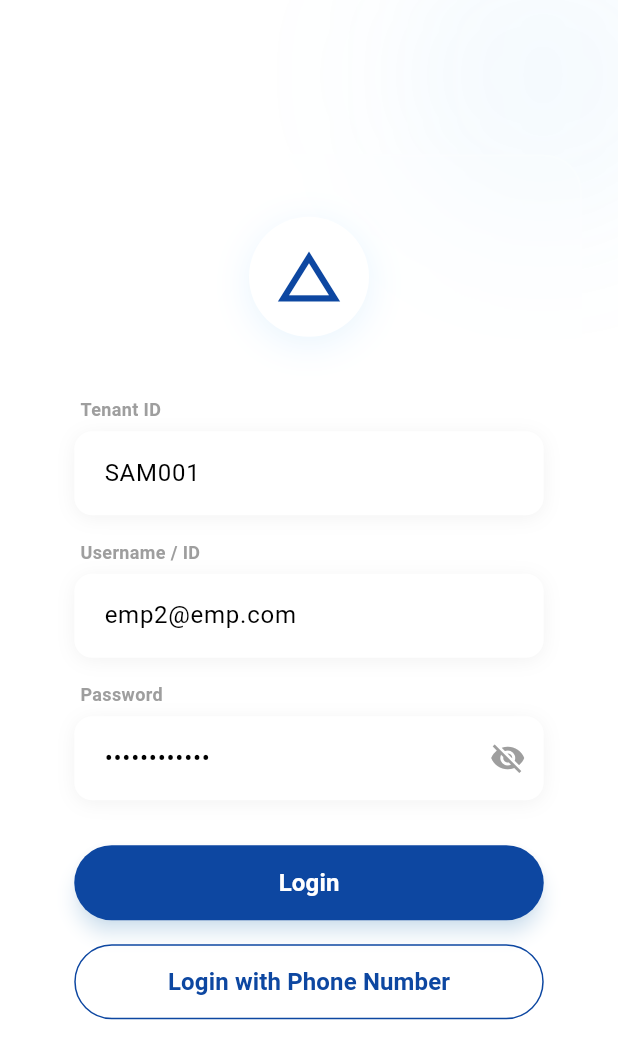
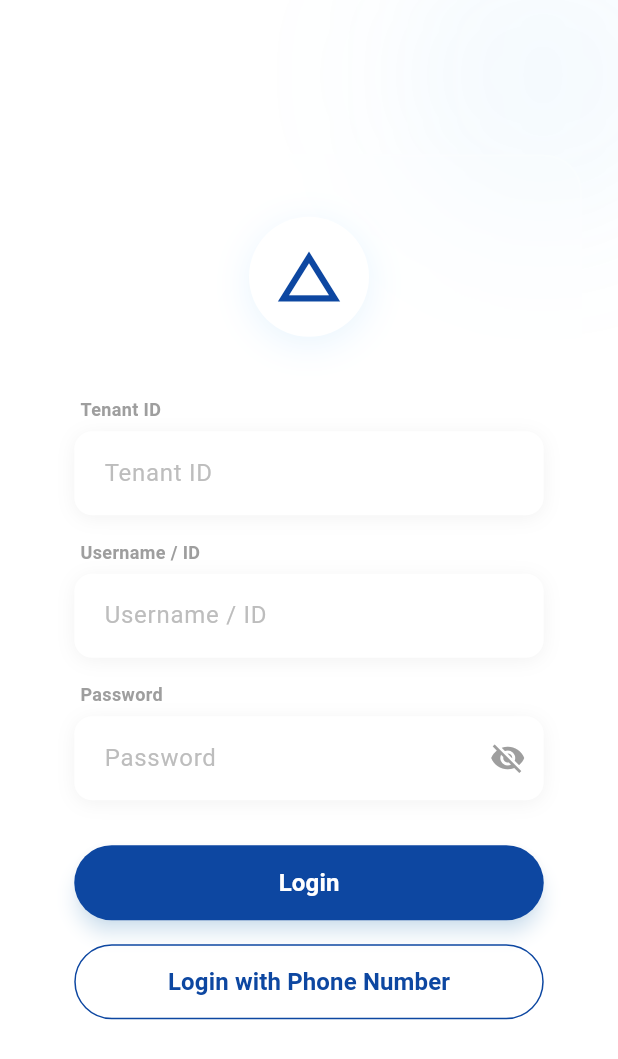
Before and after one commit to YouthStack-Dev/employee-app, a Flutter app: the screen it shows after launch, on a phone screen of 412 x 824 dp. Shown: the top 1059 px of the screen. Run offline on Flutter 3.47's test engine with Material 3 defaults, Android fonts, the phone set to English and light mode, and no system bars; our stand-ins replace device_info_plus, dio, firebase_core, firebase_database, firebase_messaging, flutter_local_notifications and 5 more; accounts and stored records are empty.

Commit message:
chore: configure release signing and remove hardcoded login credentials

```diff
--- a/lib/screens/login_screen.dart
+++ b/lib/screens/login_screen.dart
@@ -14,9 +14,9 @@ class LoginScreen extends StatefulWidget {
 }
 
 class _LoginScreenState extends State<LoginScreen> {
-  final _tenantController = TextEditingController(text: 'SAM001');
-  final _usernameController = TextEditingController(text: 'emp2@emp.com');
-  final _passwordController = TextEditingController(text: 'Employee@123');
+  final _tenantController = TextEditingController();
+  final _usernameController = TextEditingController();
+  final _passwordController = TextEditingController();
 
   // Phone Login State
   bool _isPhoneLogin = false;
```
Also changed, not shown: 1 other file.
